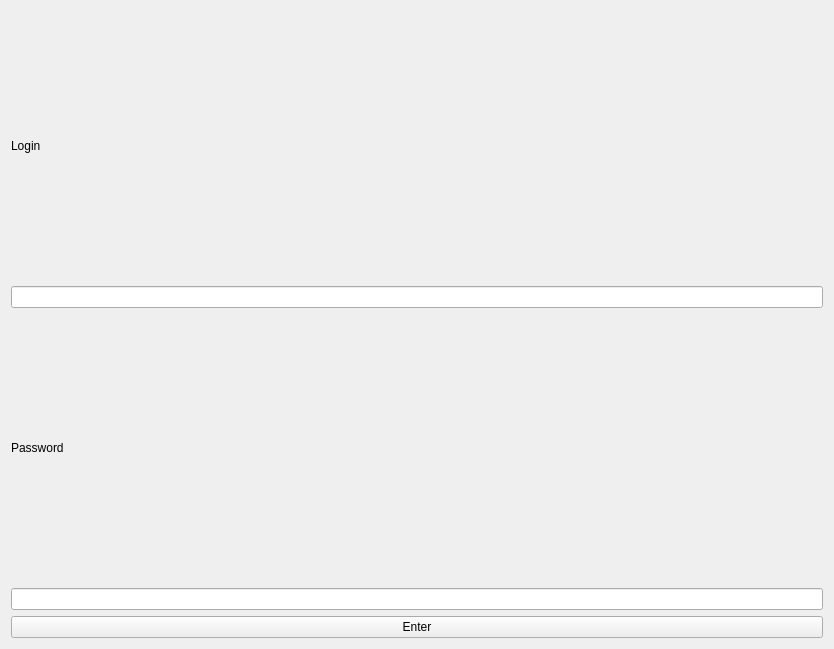
Above: client/static/ui/startwidget.ui from cpp-park-vk-education/2022_2_cash_map before the change. Below: the same form after it.
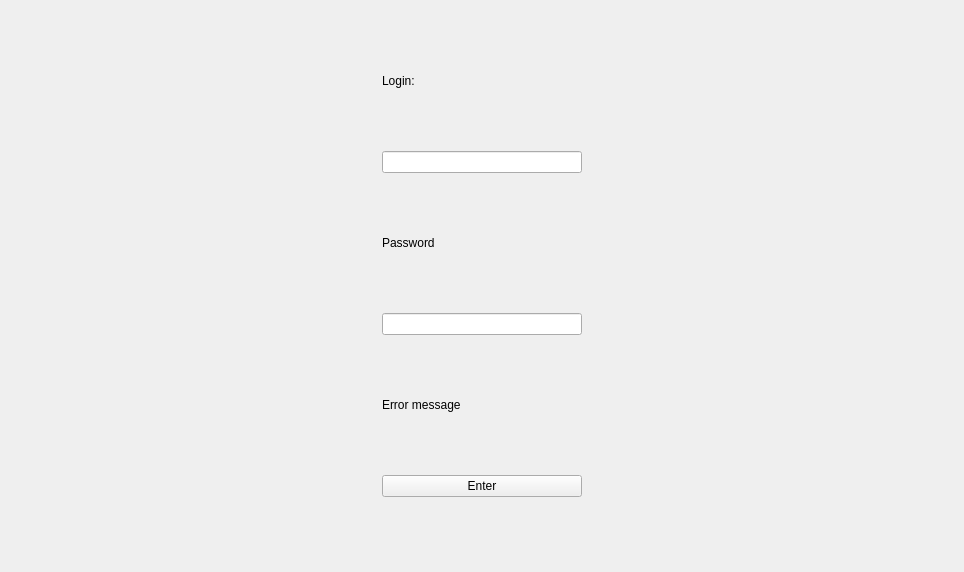
That is the form after the change.

Diff of the .ui file:
```diff
--- a/client/static/ui/startwidget.ui
+++ b/client/static/ui/startwidget.ui
@@ -6,48 +6,134 @@
    <rect>
     <x>0</x>
     <y>0</y>
-    <width>834</width>
-    <height>649</height>
+    <width>964</width>
+    <height>572</height>
    </rect>
   </property>
   <property name="windowTitle">
    <string>Form</string>
   </property>
-  <layout class="QGridLayout" name="gridLayout_2">
-   <item row="0" column="0">
-    <layout class="QVBoxLayout" name="verticalLayout">
-     <property name="leftMargin">
-      <number>0</number>
-     </property>
-     <item>
-      <widget class="QLabel" name="loginLabel">
-       <property name="text">
-        <string>Login</string>
-       </property>
-      </widget>
-     </item>
-     <item>
-      <widget class="QLineEdit" name="loginInput"/>
-     </item>
-     <item>
-      <widget class="QLabel" name="label">
-       <property name="text">
-        <string>Password</string>
-       </property>
-      </widget>
-     </item>
-    </layout>
-   </item>
-   <item row="1" column="0">
-    <widget class="QLineEdit" name="passwordInput"/>
-   </item>
-   <item row="2" column="0">
+  <layout class="QGridLayout" name="gridLayout">
+   <property name="sizeConstraint">
+    <enum>QLayout::SetDefaultConstraint</enum>
+   </property>
+   <property name="verticalSpacing">
+    <number>0</number>
+   </property>
+   <item row="5" column="0">
     <widget class="QPushButton" name="enterButton">
+     <property name="sizePolicy">
+      <sizepolicy hsizetype="Expanding" vsizetype="Fixed">
+       <horstretch>0</horstretch>
+       <verstretch>0</verstretch>
+      </sizepolicy>
+     </property>
+     <property name="minimumSize">
+      <size>
+       <width>100</width>
+       <height>0</height>
+      </size>
+     </property>
+     <property name="maximumSize">
+      <size>
+       <width>200</width>
+       <height>16777215</height>
+      </size>
+     </property>
      <property name="text">
       <string>Enter</string>
      </property>
     </widget>
    </item>
+   <item row="1" column="0">
+    <widget class="QLineEdit" name="loginLineEdit">
+     <property name="minimumSize">
+      <size>
+       <width>100</width>
+       <height>0</height>
+      </size>
+     </property>
+     <property name="maximumSize">
+      <size>
+       <width>200</width>
+       <height>16777215</height>
+      </size>
+     </property>
+    </widget>
+   </item>
+   <item row="4" column="0">
+    <widget class="QLabel" name="errorLabel">
+     <property name="sizePolicy">
+      <sizepolicy hsizetype="Fixed" vsizetype="Fixed">
+       <horstretch>0</horstretch>
+       <verstretch>0</verstretch>
+      </sizepolicy>
+     </property>
+     <property name="maximumSize">
+      <size>
+       <width>16777215</width>
+       <height>20</height>
+      </size>
+     </property>
+     <property name="text">
+      <string>Error message</string>
+     </property>
+    </widget>
+   </item>
+   <item row="2" column="0">
+    <widget class="QLabel" name="passwordLabel">
+     <property name="minimumSize">
+      <size>
+       <width>50</width>
+       <height>0</height>
+      </size>
+     </property>
+     <property name="maximumSize">
+      <size>
+       <width>100</width>
+       <height>20</height>
+      </size>
+     </property>
+     <property name="text">
+      <string>Password</string>
+     </property>
+    </widget>
+   </item>
+   <item row="0" column="0">
+    <widget class="QLabel" name="loginLabel">
+     <property name="sizePolicy">
+      <sizepolicy hsizetype="Fixed" vsizetype="Fixed">
+       <horstretch>0</horstretch>
+       <verstretch>0</verstretch>
+      </sizepolicy>
+     </property>
+     <property name="maximumSize">
+      <size>
+       <width>100</width>
+       <height>20</height>
+      </size>
+     </property>
+     <property name="text">
+      <string>Login:</string>
+     </property>
+    </widget>
+   </item>
+   <item row="3" column="0">
+    <widget class="QLineEdit" name="passwordLineEdit">
+     <property name="minimumSize">
+      <size>
+       <width>100</width>
+       <height>0</height>
+      </size>
+     </property>
+     <property name="maximumSize">
+      <size>
+       <width>200</width>
+       <height>16777215</height>
+      </size>
+     </property>
+    </widget>
+   </item>
   </layout>
  </widget>
  <resources/>
```
